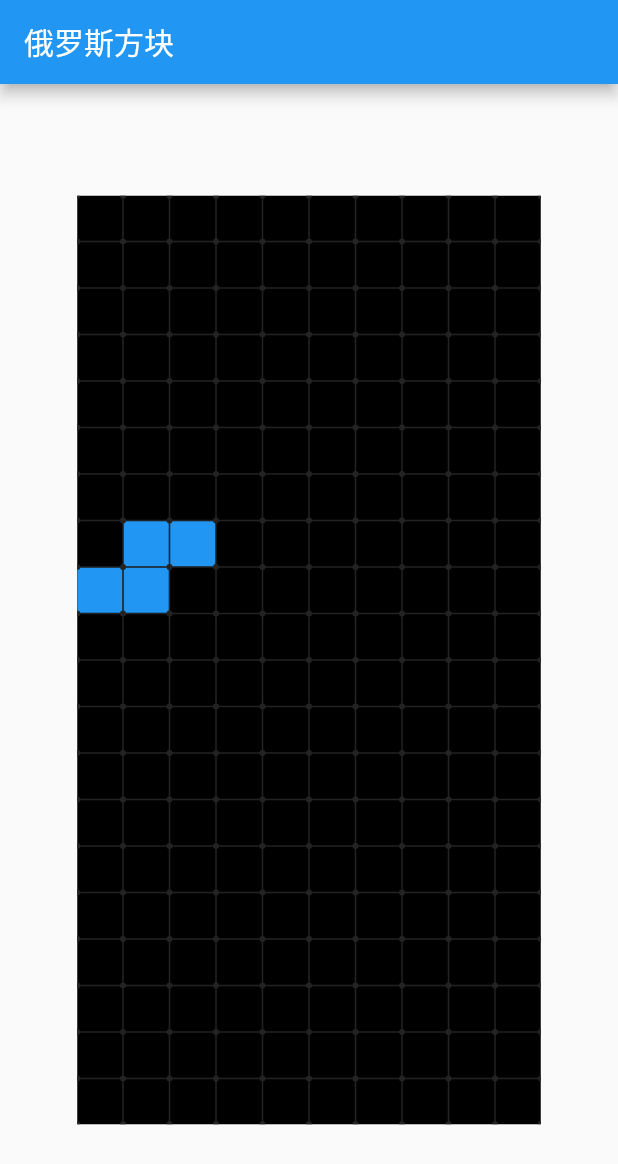
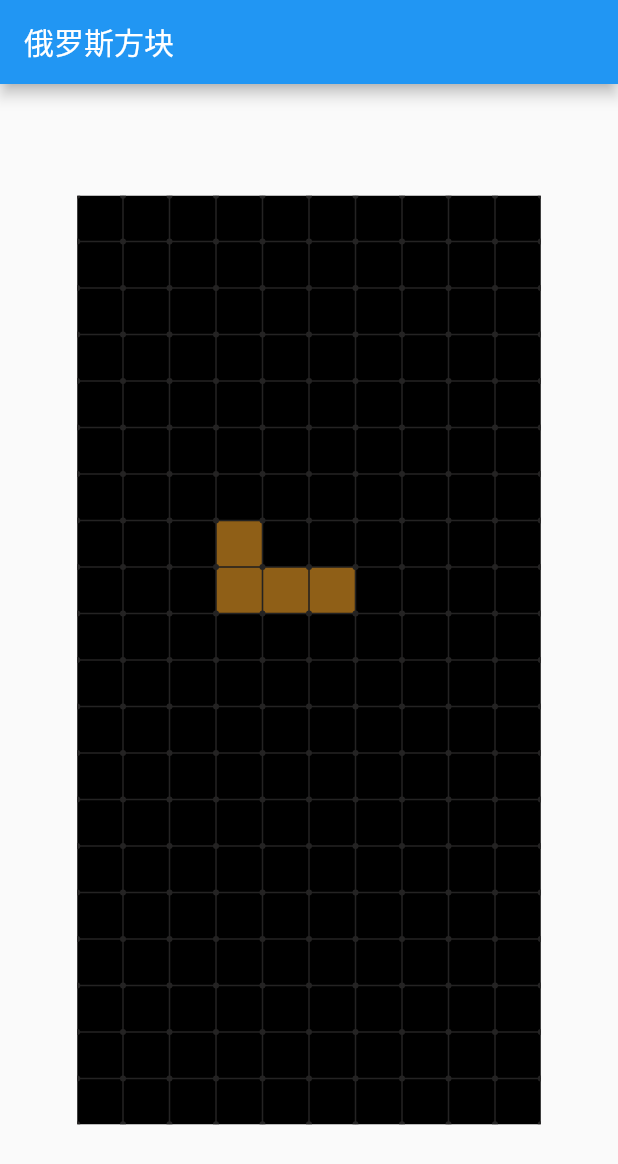
Before and after one commit to ZongwenSun/flutter_tetris, a Flutter app: the screen it shows after launch, on a phone screen of 412 x 824 dp. Shown: the top 1164 px of the screen. Run offline on Flutter 3.47's test engine with Material 2 defaults, Android fonts, the phone set to English and light mode, and no system bars.

Commit message:
feat: can rolate, and add color

```diff
--- a/lib/main.dart
+++ b/lib/main.dart
@@ -27,6 +27,10 @@ class MyApp extends StatelessWidget {
                   gameState.onPressLeft();
                 } else if (event.isKeyPressed(LogicalKeyboardKey.arrowRight)) {
                   gameState.onPressRight();
+                } else if (event.isKeyPressed(LogicalKeyboardKey.arrowUp)) {
+                  gameState.rotateLeft();
+                } else if (event.isKeyPressed(LogicalKeyboardKey.space)) {
+                  gameState.dropDown();
                 }
               },
               child: Center(
--- a/lib/models/game_state.dart
+++ b/lib/models/game_state.dart
@@ -5,28 +5,33 @@ import 'package:flutter/material.dart';
 
 class GameState extends ChangeNotifier {
   GameConfig config;
-  // List<Square> fixedSquares = [];
-  late List<List<Square?>> squares;
+  late List<List<SquareImage?>> squares;
 
   Mino? currentMino;
 
+  late int bornX;
+  late int bornY;
+
   GameState(this.config) {
     squares = List.generate(config.row, (index) => List.filled(config.col, null));
-    currentMino = Mino.random();
+
+    bornX = config.col ~/ 2 - 2;
+    bornY = config.row - 4;
+    currentMino = Mino.random(bornX, bornY);
     start();
   }
 
   void start() {
     Timer.periodic(const Duration(seconds: 1), (timer) {
       if (currentMino != null) {
-        Mino downMino = currentMino!.down();
+        Mino downMino = currentMino!.clone()..down();
         if (allowMino(downMino)) {
           currentMino = downMino;
         } else {
           if (allowMino(currentMino!)) {
             addMino(currentMino!);
             check(currentMino!.squares);
-            currentMino = Mino.random();
+            currentMino = Mino.random(bornX, bornY);
           } else {
             currentMino = null;
           }
@@ -37,7 +42,10 @@ class GameState extends ChangeNotifier {
   }
 
   void onPressLeft() {
-    Mino nextMino = currentMino!.left();
+    if (currentMino == null) {
+      return;
+    }
+    Mino nextMino = currentMino!.clone()..left();
     if (allowMino(nextMino)) {
       currentMino = nextMino;
       notifyListeners();
@@ -45,11 +53,36 @@ class GameState extends ChangeNotifier {
   }
 
   void onPressRight() {
-    Mino nextMino = currentMino!.right();
+    if (currentMino == null) {
+      return;
+    }
+    Mino nextMino = currentMino!.clone()..right();
     if (allowMino(nextMino)) {
       currentMino = nextMino;
       notifyListeners();
     }
+  }
+
+  void rotateLeft() {
+    if (currentMino != null) {
+      currentMino!.rotateLeft();
+      notifyListeners();
+    }
+  }
+
+  void dropDown() {
+    if (currentMino == null) {
+      return;
+    }
+    do {
+      Mino bottomMino = currentMino!.clone()..down();
+      if (allowMino(bottomMino)) {
+        currentMino = bottomMino;
+      } else {
+        break;
+      }
+    } while (true);
+    notifyListeners();
   }
 
   bool allowMino(Mino mino) {
@@ -57,22 +90,22 @@ class GameState extends ChangeNotifier {
   }
 
   bool allowSquare(Square square) {
-    bool inRange = square.col >= 0 && square.col < config.col && square.row >= 0 && square.row < config.row;
+    bool inRange = square.x >= 0 && square.x < config.col && square.y >= 0 && square.y < config.row;
     if (!inRange) {
       return false;
     }
-    return squares[square.row][square.col] == null;
+    return squares[square.y][square.x] == null;
   }
 
   void addMino(Mino mino) {
     for (var square in mino.squares) {
-      squares[square.row][square.col] = square;
+      squares[square.y][square.x] = mino.color;
     }
   }
 
   void check(List<Square> newSquares) {
-    int newTopRow = config.row - 1;
-    for (int row = config.row - 1; row >= 0; row--) {
+    int newTopRow = 0;
+    for (int row = 0; row < config.row; row++) {
       bool isFull = true;
       for (int col = 0; col < config.col; col++) {
         if (squares[row][col] == null) {
@@ -82,11 +115,11 @@ class GameState extends ChangeNotifier {
       }
       if (!isFull) {
         squares[newTopRow] = squares[row];
-        newTopRow--;
+        newTopRow++;
       }
     }
 
-    for (int i = newTopRow - 1; i >= 0; i--) {
+    for (int i = newTopRow; i < config.row; i++) {
       squares[i] = List.filled(config.col, null);
     }
   }
@@ -100,69 +133,127 @@ class GameConfig {
 }
 
 class Square {
-  int row = 0;
-  int col = 0;
+  final int y;
+  final int x;
 
-  Square({
-    required this.row,
-    required this.col,
+  const Square({
+    required this.x,
+    required this.y,
   });
 }
 
-enum MinoType { I, O, S, Z, L, J, T }
+enum MinoType { I, L, J, O, S, T, Z }
+
+enum MinoState { up, right, down, left }
+
+class SquareImage {
+  final int color;
+
+  SquareImage(this.color);
+}
 
 class Mino {
+  static const minoSquares = [
+    [
+      [Square(x: 0, y: 2), Square(x: 1, y: 2), Square(x: 2, y: 2), Square(x: 3, y: 2)], // I up
+      [Square(x: 2, y: 0), Square(x: 2, y: 1), Square(x: 2, y: 2), Square(x: 2, y: 3)], // I right
+      [Square(x: 0, y: 1), Square(x: 1, y: 1), Square(x: 2, y: 1), Square(x: 3, y: 1)], // I down
+      [Square(x: 1, y: 0), Square(x: 1, y: 1), Square(x: 1, y: 2), Square(x: 1, y: 3)], // I left
+    ],
+    [
+      [Square(x: 0, y: 3), Square(x: 0, y: 2), Square(x: 1, y: 2), Square(x: 2, y: 2)], // L up
+      [Square(x: 1, y: 1), Square(x: 1, y: 2), Square(x: 1, y: 3), Square(x: 2, y: 3)], // L right
+      [Square(x: 0, y: 2), Square(x: 1, y: 2), Square(x: 2, y: 2), Square(x: 2, y: 1)], // L down
+      [Square(x: 0, y: 1), Square(x: 1, y: 1), Square(x: 1, y: 2), Square(x: 1, y: 3)], // L left
+    ],
+    [
+      [Square(x: 0, y: 3), Square(x: 0, y: 2), Square(x: 1, y: 2), Square(x: 2, y: 2)], // J up
+      [Square(x: 1, y: 1), Square(x: 1, y: 2), Square(x: 1, y: 3), Square(x: 2, y: 3)], // J right
+      [Square(x: 0, y: 2), Square(x: 1, y: 2), Square(x: 2, y: 2), Square(x: 2, y: 1)], // J down
+      [Square(x: 0, y: 1), Square(x: 1, y: 1), Square(x: 1, y: 2), Square(x: 1, y: 3)], // J left
+    ],
+    [
+      [Square(x: 1, y: 2), Square(x: 1, y: 3), Square(x: 2, y: 2), Square(x: 2, y: 3)], // O up
+      [Square(x: 1, y: 2), Square(x: 1, y: 3), Square(x: 2, y: 2), Square(x: 2, y: 3)], // O right
+      [Square(x: 1, y: 2), Square(x: 1, y: 3), Square(x: 2, y: 2), Square(x: 2, y: 3)], // O down
+      [Square(x: 1, y: 2), Square(x: 1, y: 3), Square(x: 2, y: 2), Square(x: 2, y: 3)], // O left
+    ],
+    [
+      [Square(x: 0, y: 2), Square(x: 1, y: 2), Square(x: 1, y: 3), Square(x: 2, y: 3)], // S up
+      [Square(x: 1, y: 3), Square(x: 1, y: 2), Square(x: 2, y: 2), Square(x: 2, y: 1)], // S right
+      [Square(x: 0, y: 1), Square(x: 1, y: 1), Square(x: 1, y: 2), Square(x: 2, y: 2)], // S down
+      [Square(x: 0, y: 3), Square(x: 0, y: 2), Square(x: 1, y: 2), Square(x: 1, y: 1)], // S left
+    ],
+    [
+      [Square(x: 0, y: 2), Square(x: 1, y: 2), Square(x: 2, y: 2), Square(x: 1, y: 3)], // T up
+      [Square(x: 1, y: 1), Square(x: 1, y: 2), Square(x: 1, y: 3), Square(x: 2, y: 2)], // T right
+      [Square(x: 0, y: 2), Square(x: 1, y: 2), Square(x: 2, y: 2), Square(x: 1, y: 1)], // T down
+      [Square(x: 1, y: 1), Square(x: 1, y: 2), Square(x: 1, y: 3), Square(x: 0, y: 2)], // T left
+    ],
+    [
+      [Square(x: 0, y: 3), Square(x: 1, y: 3), Square(x: 1, y: 2), Square(x: 2, y: 2)], // Z up
+      [Square(x: 1, y: 1), Square(x: 1, y: 2), Square(x: 2, y: 2), Square(x: 2, y: 3)], // Z right
+      [Square(x: 0, y: 2), Square(x: 1, y: 2), Square(x: 1, y: 1), Square(x: 2, y: 1)], // Z down
+      [Square(x: 0, y: 1), Square(x: 0, y: 2), Square(x: 1, y: 2), Square(x: 1, y: 3)], // Z left
+    ],
+  ];
+
+  static List<Color> colors = [
+    const Color(0x902DFFFE),
+    const Color(0x900B24F8),
+    const Color(0x90FDA929),
+    const Color(0x90FBF993),
+    const Color(0x902AF82D),
+    const Color(0x909E26F9),
+    const Color(0x90FC0B1D),
+  ];
+
   final MinoType type;
-  final List<Square> squares;
+  MinoState state;
+  int x;
+  int y;
 
-  factory Mino.random() {
+  factory Mino.random(int x, int y) {
     int rand = Random().nextInt(MinoType.values.length);
     MinoType type = MinoType.values[rand];
-    List<Square> squares;
-    switch (type) {
-      case MinoType.I:
-        squares = [Square(row: 0, col: 0), Square(row: 0, col: 1), Square(row: 0, col: 2), Square(row: 0, col: 3)];
-        break;
-      case MinoType.J:
-        squares = [Square(row: 0, col: 2), Square(row: 1, col: 0), Square(row: 1, col: 1), Square(row: 1, col: 2)];
-        break;
-      case MinoType.L:
-        squares = [Square(row: 0, col: 0), Square(row: 1, col: 0), Square(row: 1, col: 1), Square(row: 1, col: 2)];
-        break;
-      case MinoType.O:
-        squares = [Square(row: 0, col: 0), Square(row: 0, col: 1), Square(row: 1, col: 0), Square(row: 1, col: 1)];
-        break;
-      case MinoType.S:
-        squares = [Square(row: 0, col: 1), Square(row: 0, col: 2), Square(row: 1, col: 0), Square(row: 1, col: 1)];
-        break;
-      case MinoType.T:
-        squares = [Square(row: 0, col: 1), Square(row: 1, col: 0), Square(row: 1, col: 1), Square(row: 1, col: 2)];
-        break;
-      case MinoType.Z:
-        squares = [Square(row: 0, col: 0), Square(row: 0, col: 1), Square(row: 1, col: 1), Square(row: 1, col: 2)];
-    }
-    return Mino(type, squares);
+    return Mino(type, MinoState.up, x, y);
   }
 
-  Mino(this.type, this.squares);
+  Mino(this.type, this.state, this.x, this.y);
 
-  Mino left() {
-    return Mino(type, moveDelta(0, -1));
+  Mino clone() => Mino(type, state, x, y);
+
+  SquareImage get color => SquareImage(colors[type.index].value);
+
+  List<Square> get squares {
+    List<Square> squares = minoSquares[type.index][state.index];
+    return squares.map((e) => Square(x: e.x + x, y: e.y + y)).toList();
   }
 
-  Mino down() {
-    return Mino(type, moveDelta(1, 0));
+  void left() {
+    x--;
   }
 
-  Mino right() {
-    return Mino(type, moveDelta(0, 1));
+  void down() {
+    y--;
   }
 
-  Mino up() {
-    return Mino(type, moveDelta(-1, 0));
+  void right() {
+    x++;
   }
 
-  List<Square> moveDelta(int deltaRow, int deltaCol) {
-    return squares.map((e) => Square(row: e.row + deltaRow, col: e.col + deltaCol)).toList();
+  void moveDelta(int dx, int dy) {
+    x += dx;
+    y += dy;
+  }
+
+  void rotateRight() {
+    int newIndex = (state.index + 1) % MinoState.values.length;
+    state = MinoState.values[newIndex];
+  }
+
+  void rotateLeft() {
+    int newIndex = (state.index - 1) % MinoState.values.length;
+    state = MinoState.values[newIndex];
   }
 }
```
Also changed, not shown: lib/widgets/game_board.dart (+9 -8 lines).
